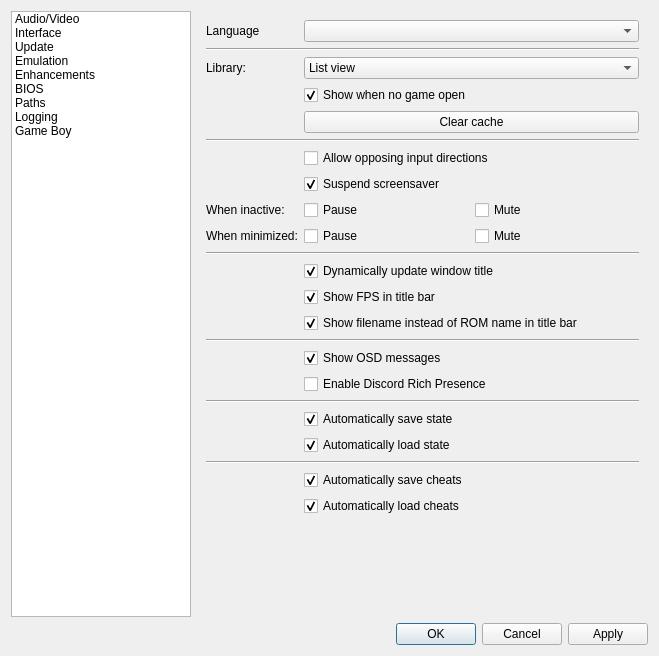
Old version of the form Libretro/mgba/src/platform/qt/SettingsView.ui in the repository kiddreads/Avalon-copy2.
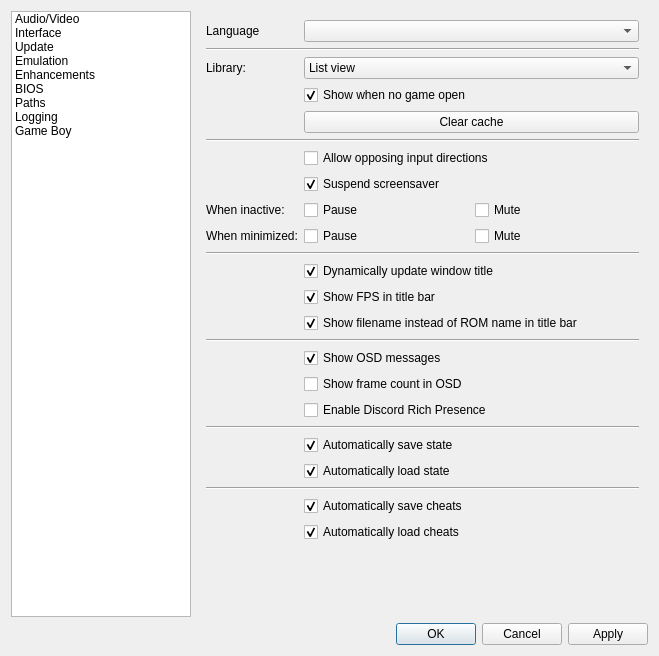
New version of the form. The open tabs and pages were chosen to show the change.

Commit message: Qt: Add optional frame counter to OSD (closes #1728)

What changed in the file:
```diff
--- a/Libretro/mgba/src/platform/qt/SettingsView.ui
+++ b/Libretro/mgba/src/platform/qt/SettingsView.ui
@@ -667,20 +667,27 @@
         </widget>
        </item>
        <item row="16" column="1">
+        <widget class="QCheckBox" name="showFrameCounter">
+         <property name="text">
+          <string>Show frame count in OSD</string>
+         </property>
+        </widget>
+       </item>
+       <item row="17" column="1">
         <widget class="QCheckBox" name="useDiscordPresence">
          <property name="text">
           <string>Enable Discord Rich Presence</string>
          </property>
         </widget>
        </item>
-       <item row="17" column="0" colspan="2">
+       <item row="18" column="0" colspan="2">
         <widget class="Line" name="line_13">
          <property name="orientation">
           <enum>Qt::Horizontal</enum>
          </property>
         </widget>
        </item>
-       <item row="18" column="1">
+       <item row="19" column="1">
         <widget class="QCheckBox" name="autosave">
          <property name="text">
           <string>Automatically save state</string>
@@ -690,7 +697,7 @@
          </property>
         </widget>
        </item>
-       <item row="19" column="1">
+       <item row="20" column="1">
         <widget class="QCheckBox" name="autoload">
          <property name="text">
           <string>Automatically load state</string>
@@ -700,14 +707,14 @@
          </property>
         </widget>
        </item>
-       <item row="20" column="0" colspan="2">
+       <item row="21" column="0" colspan="2">
         <widget class="Line" name="line_16">
          <property name="orientation">
           <enum>Qt::Horizontal</enum>
          </property>
         </widget>
        </item>
-       <item row="21" column="1">
+       <item row="22" column="1">
         <widget class="QCheckBox" name="cheatAutosave">
          <property name="text">
           <string>Automatically save cheats</string>
@@ -717,7 +724,7 @@
          </property>
         </widget>
        </item>
-       <item row="22" column="1">
+       <item row="23" column="1">
         <widget class="QCheckBox" name="cheatAutoload">
          <property name="text">
           <string>Automatically load cheats</string>
```
The commit also changes 12 other files.
